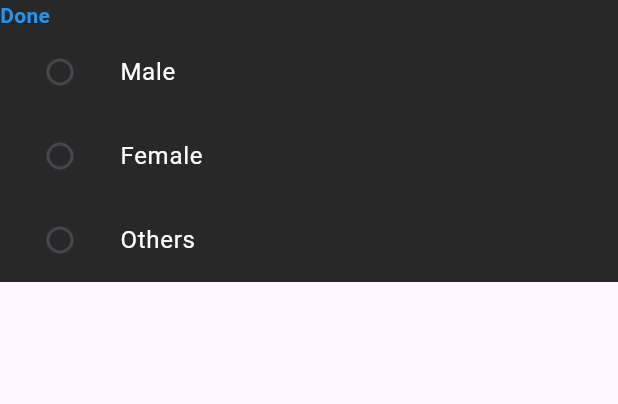
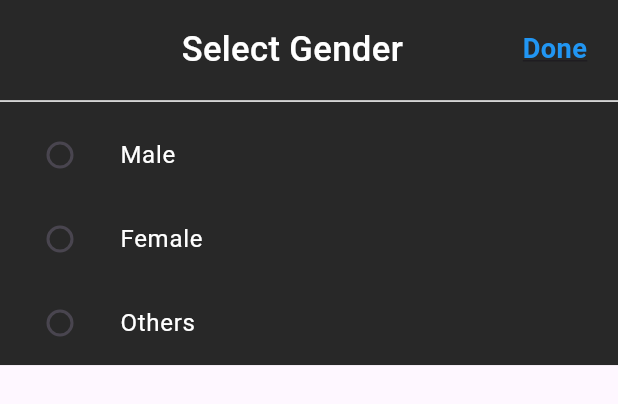
Before and after one commit to L-Ham/Cross, a Flutter app: the ChangeGenderBottomSheet widget shown alone on an empty page, opened directly with empty values, on a phone screen of 412 x 824 dp. Shown: the top 404 px of the screen. Run offline on Flutter 3.47's test engine with Material 3 defaults, Android fonts, the phone set to English and light mode, and no system bars.

Commit message:
Size Handler Class and its implementation in settings components

```diff
--- a/lib/components/settings_components/settings_radio_button_tile.dart
+++ b/lib/components/settings_components/settings_radio_button_tile.dart
@@ -23,7 +23,10 @@ class SettingsRadioButtonTile extends StatelessWidget {
               value,
               style: TextStyle(color: Colors.white),
             ),
-            leading: Radio(
+            leading: Theme(
+              data: Theme.of(context)
+                  .copyWith(unselectedWidgetColor: Colors.white),
+              child: Radio(
                 activeColor: Colors.white,
                 value: value,
                 groupValue: groupValue,
@@ -31,6 +34,7 @@ class SettingsRadioButtonTile extends StatelessWidget {
                   groupValueNotifier.value = value;
                 },
               ),
+            ),
           );
         },
       ),
--- a/lib/components/settings_components/settings_segment_tile.dart
+++ b/lib/components/settings_components/settings_segment_tile.dart
@@ -1,5 +1,6 @@
 import 'package:flutter/material.dart';
 import 'package:reddit_bel_ham/constants.dart';
+import 'package:reddit_bel_ham/utilities/screen_size_handler.dart';
 
 class SettingsSegmentTitle extends StatelessWidget {
   final String titleText;
@@ -12,11 +13,12 @@ class SettingsSegmentTitle extends StatelessWidget {
   @override
   Widget build(BuildContext context) {
     return Padding(
-      padding: EdgeInsets.all(MediaQuery.of(context).size.height * 0.02),
+      padding: EdgeInsets.all(ScreenSizeHandler.bigger * 0.02),
       child: Text(
         titleText,
         style: kSettingsSegmentTileTextStyle.copyWith(
-          fontSize: MediaQuery.of(context).size.height * kSettingsSegmentTextRatio,
+          fontSize:
+              ScreenSizeHandler.bigger * kSettingsSegmentTextRatio,
         ),
       ),
     );
--- a/lib/components/settings_components/settings_tile.dart
+++ b/lib/components/settings_components/settings_tile.dart
@@ -1,5 +1,6 @@
 import 'package:flutter/material.dart';
 import 'package:reddit_bel_ham/constants.dart';
+import 'package:reddit_bel_ham/utilities/screen_size_handler.dart';
 
 class SettingsTile extends StatelessWidget {
   final Widget leadingIcon;
@@ -33,7 +34,7 @@ class SettingsTile extends StatelessWidget {
                 Text(
                   titleText,
                   style: kSettingsIconTextStyle.copyWith(
-                    fontSize: MediaQuery.of(context).size.height *
+                    fontSize: ScreenSizeHandler.bigger *
                         kSettingsTileTextRatio,
                   ),
                 ),
@@ -41,7 +42,7 @@ class SettingsTile extends StatelessWidget {
                   Text(
                     subtitleText!,
                     style: kSettingsIconTextStyle.copyWith(
-                      fontSize: MediaQuery.of(context).size.height *
+                      fontSize: ScreenSizeHandler.bigger *
                           kSettingsTileSubtextRatio,
                       color: Colors.grey,
                     ),
--- a/lib/components/settings_components/settings_tile_leading_icon.dart
+++ b/lib/components/settings_components/settings_tile_leading_icon.dart
@@ -1,5 +1,6 @@
 import 'package:flutter/material.dart';
 import 'package:reddit_bel_ham/constants.dart';
+import 'package:reddit_bel_ham/utilities/screen_size_handler.dart';
 
 class SettingsTileLeadingIcon extends StatelessWidget {
   const SettingsTileLeadingIcon({
@@ -13,11 +14,11 @@ class SettingsTileLeadingIcon extends StatelessWidget {
   Widget build(BuildContext context) {
     return Padding(
       padding: EdgeInsets.only(
-        right: MediaQuery.of(context).size.width * 0.04,
+        right: ScreenSizeHandler.bigger * 0.04,
       ),
       child: Icon(
         leadingIcon,
-        size: MediaQuery.of(context).size.height * kSettingsLeadingIconRatio,
+        size: ScreenSizeHandler.bigger* kSettingsLeadingIconRatio,
         color: Colors.white38,
       ),
     );
--- a/lib/components/settings_components/settings_tile_trailing_icon.dart
+++ b/lib/components/settings_components/settings_tile_trailing_icon.dart
@@ -1,5 +1,6 @@
 import 'package:flutter/material.dart';
 import 'package:reddit_bel_ham/constants.dart';
+import 'package:reddit_bel_ham/utilities/screen_size_handler.dart';
 
 class SettingsTileTrailingIcon extends StatelessWidget {
   const SettingsTileTrailingIcon({
@@ -13,7 +14,7 @@ class SettingsTileTrailingIcon extends StatelessWidget {
   Widget build(BuildContext context) {
     return Icon(
       trailingIcon,
-      size: MediaQuery.of(context).size.height * kSettingsTrailingIconRatio,
+      size: ScreenSizeHandler.bigger * kSettingsTrailingIconRatio,
       color: Colors.white38,
     );
   }
--- a/lib/constants.dart
+++ b/lib/constants.dart
@@ -21,6 +21,7 @@ const double kSettingsSegmentTextRatio = 0.0187;
 
 const kPageTitleStyle = TextStyle(
   fontWeight: FontWeight.w500,
+  color: Colors.white
 );
 
 TextStyle kSettingsIconTextStyle = const TextStyle(
--- a/lib/main.dart
+++ b/lib/main.dart
@@ -1,7 +1,7 @@
 import 'package:flutter/material.dart';
 import 'package:reddit_bel_ham/screens/create_community.dart';
+import 'package:reddit_bel_ham/utilities/screen_size_handler.dart';
 import 'screens/account_settings_screen.dart';
-
 
 void main() {
   runApp(const RedditBElham());
@@ -14,13 +14,15 @@ class RedditBElham extends StatelessWidget {
 
   @override
   Widget build(BuildContext context) {
+    ScreenSizeHandler.initialize(
+        MediaQuery.of(context).size.width, MediaQuery.of(context).size.height);
     return MaterialApp(
       debugShowCheckedModeBanner: false,
       routes: {
         "create_community_screen": (context) => const CreateCommunityScreen(),
         "account_settings_screen": (context) => const AccountSettingsScreen(),
       },
-      initialRoute: "create_community_screen",
+      initialRoute: "account_settings_screen",
     );
   }
 }
--- a/lib/screens/change_gender_bottom_sheet.dart
+++ b/lib/screens/change_gender_bottom_sheet.dart
@@ -1,6 +1,7 @@
 import 'package:flutter/material.dart';
 import 'package:reddit_bel_ham/constants.dart';
 import 'package:reddit_bel_ham/components/settings_components/settings_radio_button_tile.dart';
+import 'package:reddit_bel_ham/utilities/screen_size_handler.dart';
 
 class ChangeGenderBottomSheet extends StatefulWidget {
   const ChangeGenderBottomSheet({super.key, required this.initialValue});
@@ -16,30 +17,52 @@ class _ChangeGenderBottomSheetState extends State<ChangeGenderBottomSheet> {
   final groupValueNotifier = ValueNotifier<String?>(null);
 
   @override
-  void initState (){
+  void initState() {
     super.initState();
     groupValueNotifier.value = widget.initialValue;
   }
+
+  @override
   Widget build(BuildContext context) {
     return Container(
       color: kFillingColor,
+      child: SingleChildScrollView(
         child: Column(
           mainAxisSize: MainAxisSize.min,
           children: [
-          Row(
+            Padding(
+              padding: EdgeInsets.only(
+                top: ScreenSizeHandler.bigger * 0.02,
+                bottom: ScreenSizeHandler.bigger * 0.012,
+                left: ScreenSizeHandler.smaller * 0.05,
+                right: ScreenSizeHandler.smaller * 0.05,
+              ),
+              child: Row(
+                mainAxisAlignment: MainAxisAlignment.spaceBetween,
                 children: [
+                  Container(
+                    width: ScreenSizeHandler.smaller * 0.05,
+                  ),
+                  Text(
+                    "Select Gender",
+                    style: kPageTitleStyle.copyWith(
+                      fontSize: ScreenSizeHandler.bigger * 0.028,
+                    ),
+                  ),
                   GestureDetector(
                     onTap: () {
-                  print(groupValueNotifier.value);
                       Navigator.pop(context, groupValueNotifier.value);
                     },
                     child: Text(
                       "Done",
-                  style: kSettingsConnectedAccountsTextStyle,
+                      style: kSettingsConnectedAccountsTextStyle.copyWith(
+                          fontSize: ScreenSizeHandler.bigger * 0.022),
                     ),
                   )
                 ],
               ),
+            ),
+            const Divider(color: Colors.white),
             SettingsRadioButtonTile(
               groupValueNotifier: groupValueNotifier,
               value: "Male",
@@ -54,6 +77,7 @@ class _ChangeGenderBottomSheetState extends State<ChangeGenderBottomSheet> {
             )
           ],
         ),
+      ),
     );
   }
 }
--- a/lib/utilities/screen_size_handler.dart
+++ b/lib/utilities/screen_size_handler.dart
@@ -1,10 +1,13 @@
 class ScreenSizeHandler {
-  double screenWidth;
-  double screenHeight;
-  double bigger = 0;
-  double smaller = 0;
+  static double screenWidth = 0;
+  static double screenHeight = 0;
+  static double bigger = 0;
+  static double smaller = 0;
 
-  ScreenSizeHandler(this.screenWidth, this.screenHeight) {
+  static void initialize(double width, double height) {
+    screenWidth = width;
+    screenHeight = height;
+
     if (screenWidth > screenHeight) {
       bigger = screenWidth;
       smaller = screenHeight;
```
Also changed, not shown: lib/components/settings_components/settings_tile_image.dart (+4 -3 lines), lib/screens/account_settings_screen.dart (+44 -9 lines). Lines whose indentation alone changed are shown as unchanged.
